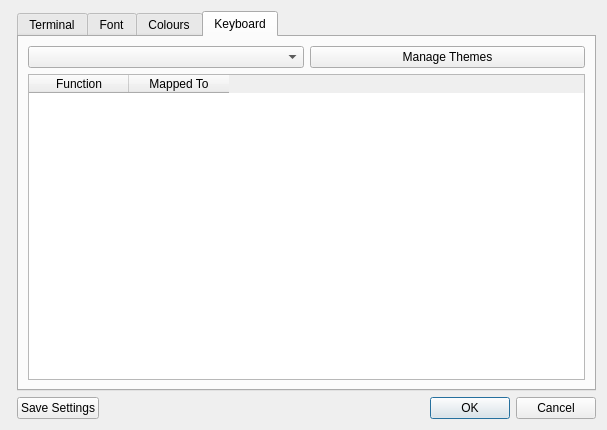
Old version of the form Settings.ui in the repository HobbitHacker/Q3270.
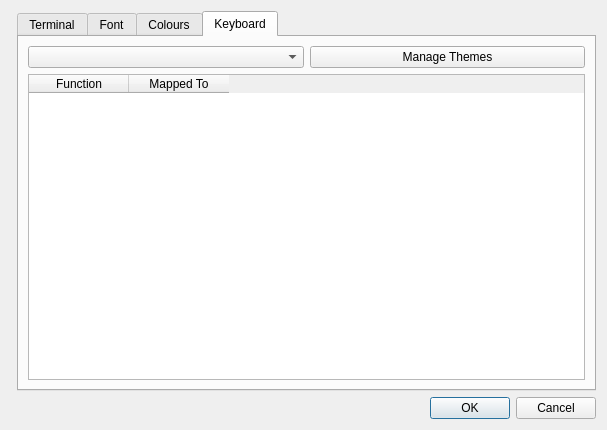
New version of the form.

Commit message:
Move functionality into Themes and SessionManagement
Save settings and theme handling (keyboard and colours) moved into
SessionManagement and ColourTheme/KeyboardTheme as appropriate.

A few tidy-ups of variable names for clarity.

The edit to the form file:
```diff
--- a/Settings.ui
+++ b/Settings.ui
@@ -25,26 +25,6 @@
      <property name="spacing">
       <number>6</number>
      </property>
-     <item>
-      <widget class="QPushButton" name="saveButton">
-       <property name="text">
-        <string>Save Settings</string>
-       </property>
-      </widget>
-     </item>
-     <item>
-      <spacer name="horizontalSpacer">
-       <property name="orientation">
-        <enum>Qt::Horizontal</enum>
-       </property>
-       <property name="sizeHint" stdset="0">
-        <size>
-         <width>80</width>
-         <height>20</height>
-        </size>
-       </property>
-      </spacer>
-     </item>
      <item>
       <widget class="QDialogButtonBox" name="buttonBox">
        <property name="standardButtons">
```
Left out of the diff: 16 changed lines with no effect on the pictures. The commit also changes 2 other files.
